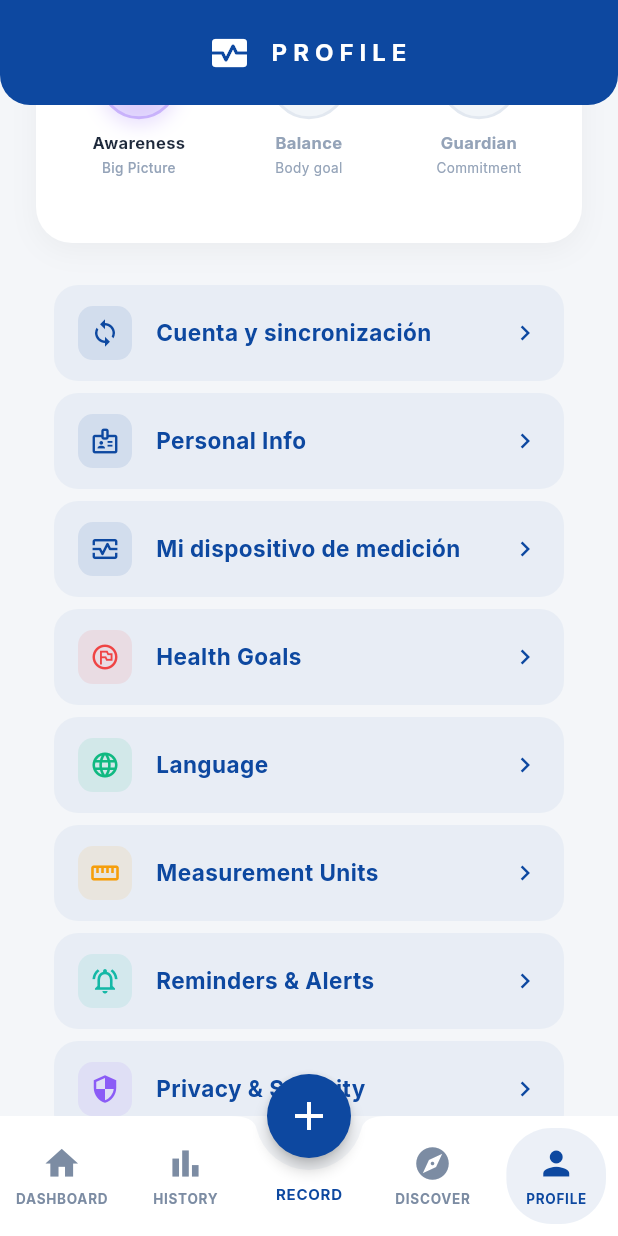
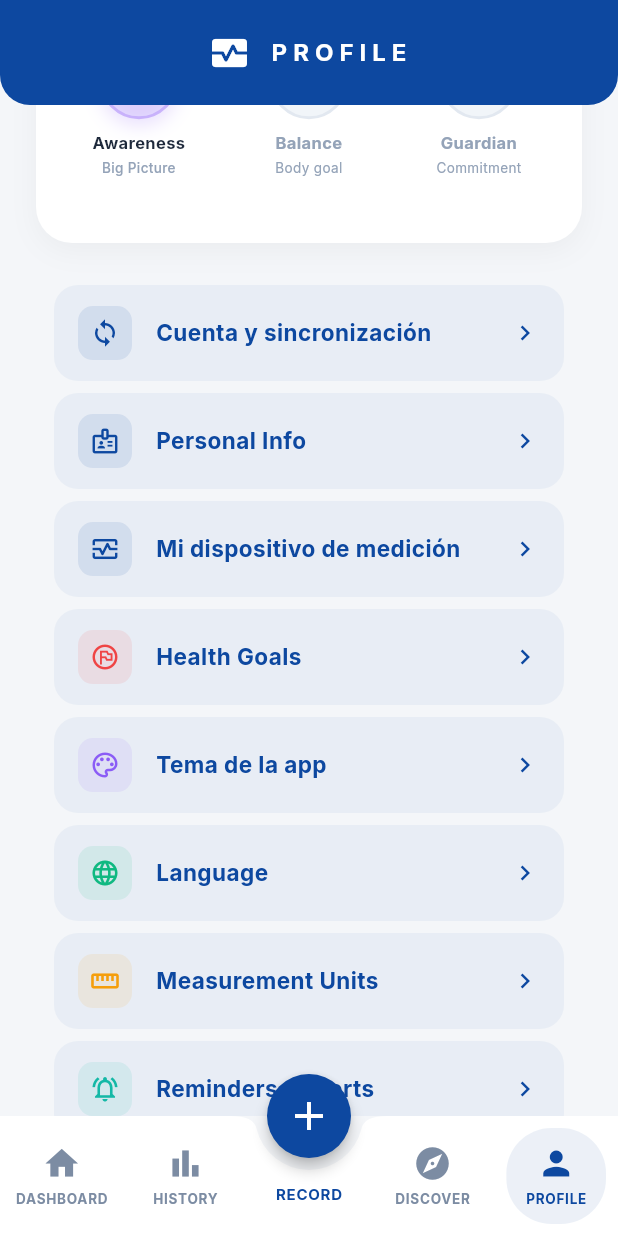
Before and after one commit to yesithv/healthtracker-app, a Flutter app: the ProfileScreen screen opened by its route, scrolled down 576 dp, on a phone screen of 412 x 824 dp. Run offline on Flutter 3.47's test engine with Material 3 defaults, Android fonts, the phone set to English and light mode, and no system bars; our stand-ins replace csv, file_picker, fl_chart, flutter_local_notifications, flutter_timezone, go_router and 9 more; accounts and stored records are empty.

Commit message:
feat(theme): el selector de temas también vive en Perfil
Añade Perfil → «Tema de la app», reciclando la MISMA pantalla que ya servía de
pantalla 0 en lugar de duplicarla. El muestrario, la persistencia y el
comportamiento siguen viviendo en un único sitio; lo único que cambia entre los
dos accesos es el remate, y eso lo decide `ThemePickerMode`:

  · `onboarding` (ruta `/`) — sin vuelta atrás y con el CTA que sigue al splash.
  · `settings`   (ruta `/profile/theme`) — con flecha de volver y SIN CTA: la
    elección ya se aplica y se guarda al tocar la ficha, así que un botón de
    «guardar» solo sugeriría que sin él no se aplica.

El listado se sigue construyendo desde `AppThemeCatalog.specs`, tal como se
pidió: cuando entre un tercer tema, aparece en los dos accesos sin tocar esta
pantalla ni la de Perfil.

Dos decisiones de encaje:

  · La fila del menú lleva el color de icono FIJO, como sus vecinas. Perfil
    todavía no está migrada a tokens y teñir una sola fila la habría dejado
    descolgada del resto de la lista.
  · El selector usa cabecera propia en vez de `SecondaryAppBar`. Esa barra
    sigue en azul fijo y la comparten varias pantallas de ajustes sin migrar:
    teñirla les habría dejado cabecera salvia sobre cuerpo azul.

Co-Authored-By: Claude Opus 5 <noreply@anthropic.com>
Claude-Session: https://claude.ai/code/session_01SMCQ7tBZnDCR7nzZfz5mwK

```diff
--- a/lib/core/router/app_router.dart
+++ b/lib/core/router/app_router.dart
@@ -47,7 +47,8 @@ class AppRouter {
       // temas. Al reubicarla en Perfil, basta devolver '/' a SplashScreen.
       GoRoute(
         path: '/',
-        builder: (context, state) => const ThemePickerScreen(),
+        builder: (context, state) =>
+            const ThemePickerScreen(mode: ThemePickerMode.onboarding),
       ),
       GoRoute(
         path: '/splash',
@@ -78,6 +79,13 @@ class AppRouter {
           // cualquier otro valor (o ninguno) = modo local sin cuenta.
           createAccount: state.uri.queryParameters['mode'] == 'account',
         ),
+      ),
+      // Mismo selector que la pantalla 0, en modo ajuste: con vuelta atrás y
+      // sin CTA, porque la elección ya se guarda al tocar la ficha.
+      GoRoute(
+        path: '/profile/theme',
+        builder: (context, state) =>
+            const ThemePickerScreen(mode: ThemePickerMode.settings),
       ),
       GoRoute(
         path: '/profile/language',
--- a/lib/features/profile/presentation/screens/profile_screen.dart
+++ b/lib/features/profile/presentation/screens/profile_screen.dart
@@ -377,6 +377,16 @@ class ProfileScreen extends StatelessWidget {
                   iconColor: const Color(0xFFEF4444),
                   onTap: () => context.push('/profile/goals'),
                 ),
+                // Selector de tema. Reutiliza la pantalla 0 en modo ajuste.
+                // El color del icono va fijo como el de sus vecinas: esta
+                // pantalla todavía no está migrada a tokens, y teñir una sola
+                // fila la dejaría descolgada del resto.
+                _MenuTile(
+                  icon: Icons.palette_outlined,
+                  title: 'Tema de la app',
+                  iconColor: const Color(0xFF8B5CF6),
+                  onTap: () => context.push('/profile/theme'),
+                ),
                 _MenuTile(
                   icon: Icons.language,
                   title: l10n.language,
```
Also changed, not shown: lib/features/theming/presentation/screens/theme_picker_screen.dart (+84 -29 lines).
